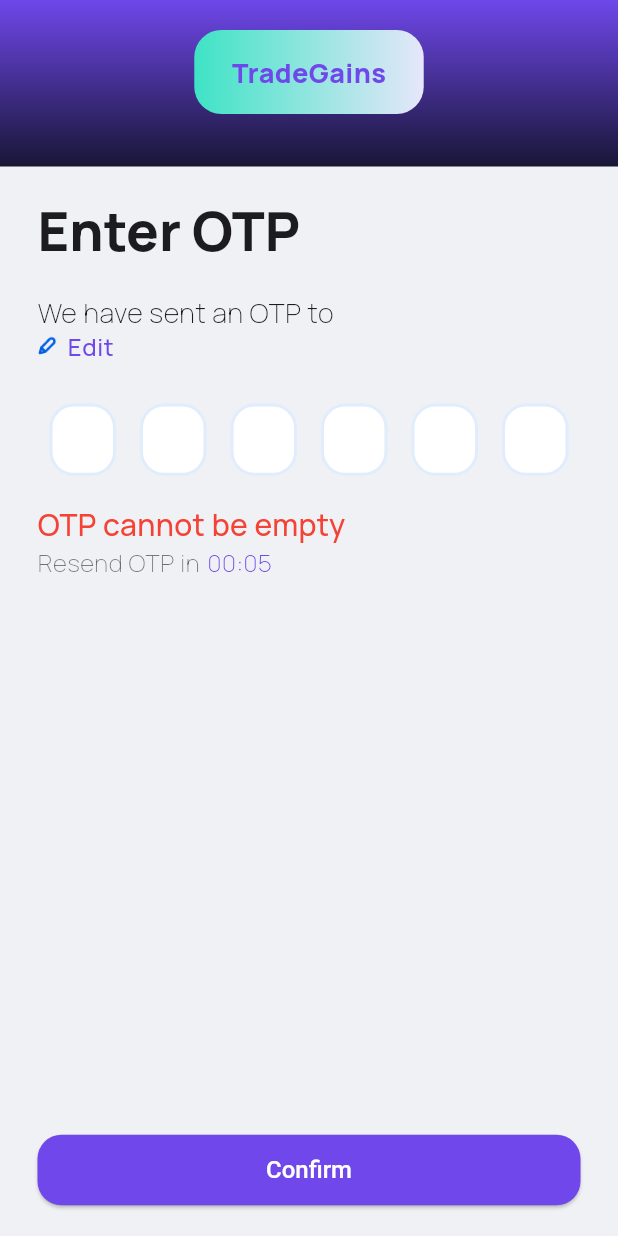
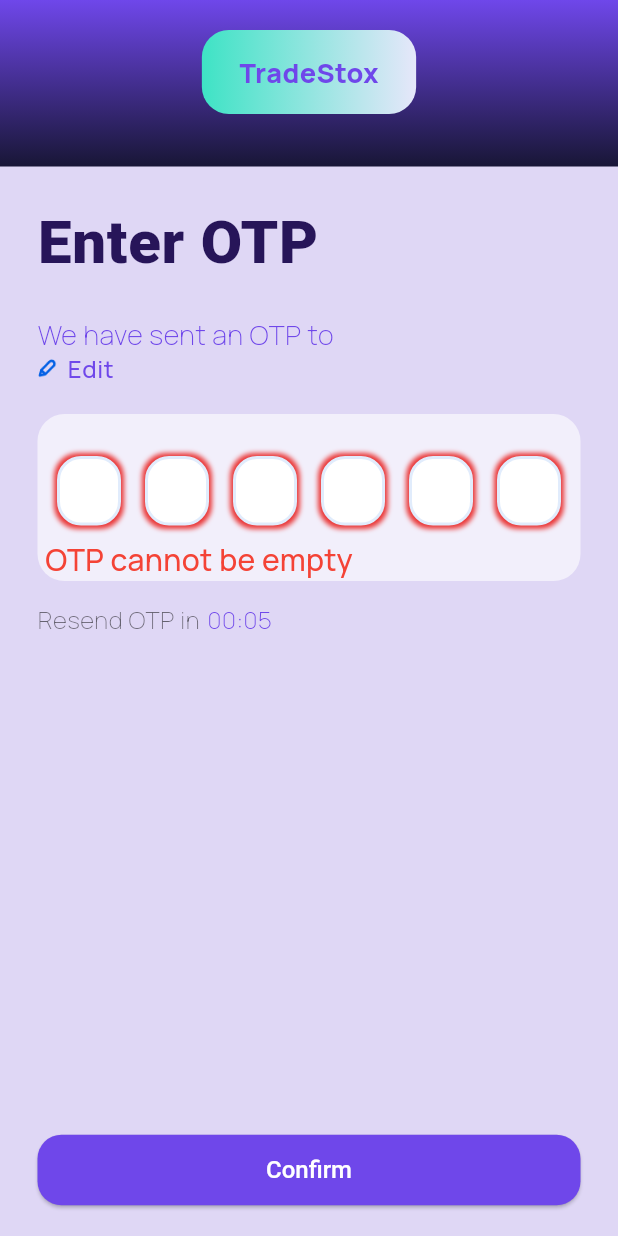
Before and after one commit to boyshivam/finance_app, a Flutter app: the MobileOtpScreen screen opened directly with empty values, after a tap on "Edit", after a tap on "Confirm", on a phone screen of 412 x 824 dp. Run offline on Flutter 3.47's test engine with Material 3 defaults, Android fonts, the phone set to English and light mode, and no system bars; our stand-ins replace fl_chart, flutter_riverpod, go_router, google_fonts, riverpod.

Commit message:
updated design of OTP validator

```diff
--- a/lib/core/themes/app_theme/app_colors/app_colors_common.dart
+++ b/lib/core/themes/app_theme/app_colors/app_colors_common.dart
@@ -5,14 +5,18 @@
   // appreciate theme color
   static const appreciateThemeColor = Color(0xFF6F47EA);
 
+  static const mainHeaderColor = Color(0xFF271559);
+
   // app error color -
   static const appreciateThemeError = Color(0xFFEA3636);
 
   // scaffold background color
-  static const scaffoldBackGroundColor = Color(0xFFEFF1F4);
+  static const scaffoldBackGroundColor = Color(0xFFdfd7f5);
 
   // generic white color for font
   static const appWhite = Color(0xFFFFFFFF);
+
+
 
 
   // snackbar message colors
--- a/lib/core/utils/helper_widgets/company_trademark.dart
+++ b/lib/core/utils/helper_widgets/company_trademark.dart
@@ -39,7 +39,7 @@
         ),
       ),
       child: Text(
-        "TradeGains",
+        "TradeStox",
         style: Theme.of(context).textTheme.bodyMedium!.copyWith(
           fontSize: fontSize,
           fontWeight: FontWeight.w900,
--- a/lib/features/mobile_otp_validator/view/extensions/mobile_otp_extensions.dart
+++ b/lib/features/mobile_otp_validator/view/extensions/mobile_otp_extensions.dart
@@ -2,6 +2,7 @@
 
 import 'dart:ui';
 
+import 'package:aprreciate/core/themes/app_theme/app_colors/app_colors_common.dart';
 import 'package:aprreciate/core/themes/app_theme/app_colors/app_colors_module.dart';
 import 'package:aprreciate/features/mobile_otp_validator/enums/mobile_otp_enum.dart';
 
@@ -24,6 +25,23 @@
         return "";
 
     }
+  }
+
+  Color get colorShadow {
+
+    switch(this) {
+
+      case MobileOtpValidationState.inactive:
+        return AppColorsCommon.inactiveTextFieldBorderColor;
+
+      case MobileOtpValidationState.active:
+        return AppColorsCommon.appreciateThemeColor;
+
+      default:
+        return AppColorsCommon.appreciateThemeError;
+
+    }
+
   }
 
   Color get validationColor {
--- a/lib/features/mobile_otp_validator/view/presentation/mobile_otp_screen.dart
+++ b/lib/features/mobile_otp_validator/view/presentation/mobile_otp_screen.dart
@@ -117,7 +117,6 @@
                         paddingTop: 15,
                         paddingBottom: 15,
                         fontSize: 18,
-
                       ),
                     ),
                     const SizedBox(height: 20),
@@ -126,22 +125,32 @@
                       // height: SizeConfig.height(context) * 0.4,
                       // width: SizeConfig.width(context) * 0.87,
                       padding: EdgeInsets.only(left: 25, right: 25),
-                      decoration: BoxDecoration(color: Color(0xFFEFF1F4)),
+                      decoration: BoxDecoration(
+                        color: AppColorsCommon.scaffoldBackGroundColor,
+                      ),
                       child: Column(
                         crossAxisAlignment: CrossAxisAlignment.start,
                         children: [
                           Text(
                             AppStrings.log_otp_header,
-                            style: Theme.of(context).textTheme.headlineLarge,
+                            style: Theme.of(context).textTheme.bodyLarge!
+                                .copyWith(
+                                  color: AppColorsCommon.mainHeaderColor,
+                                  fontSize: 40,
+                                  fontWeight: FontWeight.w800,
+                                ),
                           ),
                           const SizedBox(height: 20),
                           Wrap(
                             children: [
                               Text(
                                 AppStrings.log_otp_subt,
-                                style: Theme.of(
-                                  context,
-                                ).textTheme.bodySmall!.copyWith(fontSize: 18),
+                                style: Theme.of(context).textTheme.bodySmall!
+                                    .copyWith(
+                                      color:
+                                          AppColorsCommon.appreciateThemeColor,
+                                      fontSize: 18,
+                                    ),
                               ),
                               const SizedBox(width: 3),
 
@@ -192,6 +201,7 @@
                             otpNavigator: cursorMovementInOtp,
                           ),
 
+                          const SizedBox(height: 15),
                           //resend OTP countdown timer
                           OtpTimer(initialTime: 10, resendText: 'resend OTP'),
                         ],
--- a/lib/features/mobile_otp_validator/view/widgets/otp_validator.dart
+++ b/lib/features/mobile_otp_validator/view/widgets/otp_validator.dart
@@ -1,4 +1,3 @@
-import "package:aprreciate/core/themes/app_theme/app_colors/app_colors_common.dart";
 import "package:aprreciate/core/themes/app_theme/app_colors/app_colors_module.dart";
 import "package:aprreciate/features/mobile_otp_validator/enums/mobile_otp_enum.dart";
 import "package:aprreciate/features/mobile_otp_validator/view/extensions/mobile_otp_extensions.dart";
@@ -26,9 +25,16 @@
   // input box BG color8
   @override
   Widget build(BuildContext context) {
-    return Column(
+    return Container(
+      padding: EdgeInsets.symmetric(vertical: 0, horizontal: 5),
+      decoration: BoxDecoration(
+        color: Colors.white.withValues(alpha: 0.6),
+        borderRadius: BorderRadius.circular(18),
+      ),
+      child: Column(
         crossAxisAlignment: CrossAxisAlignment.start,
         children: [
+          const SizedBox(height: 20,),
           Row(
             children: List.generate(
               otpLength,
@@ -44,6 +50,14 @@
 
                         return Container(
                           decoration: BoxDecoration(
+                            boxShadow: [
+                              BoxShadow(
+                                color: validationState.colorShadow,
+                                blurRadius: 2,
+                                spreadRadius: 2,
+                                offset: Offset(0, 0)
+                              )
+                            ],
                             color: AppColorsModule.otpBoxBackgroundColor,
                             borderRadius: BorderRadius.circular(16),
                             border: Border.all(
@@ -93,7 +107,7 @@
               ),
             ),
           ),
-        if (validationState.hasError) const SizedBox(height: 10),
+          if (validationState.hasError)
             Text(
               validationState.errorText,
               style: Theme.of(
@@ -102,6 +116,7 @@
               textAlign: TextAlign.left,
             ),
         ],
+      ),
     );
   }
 }
```
Lines whose indentation alone changed are shown as unchanged.
